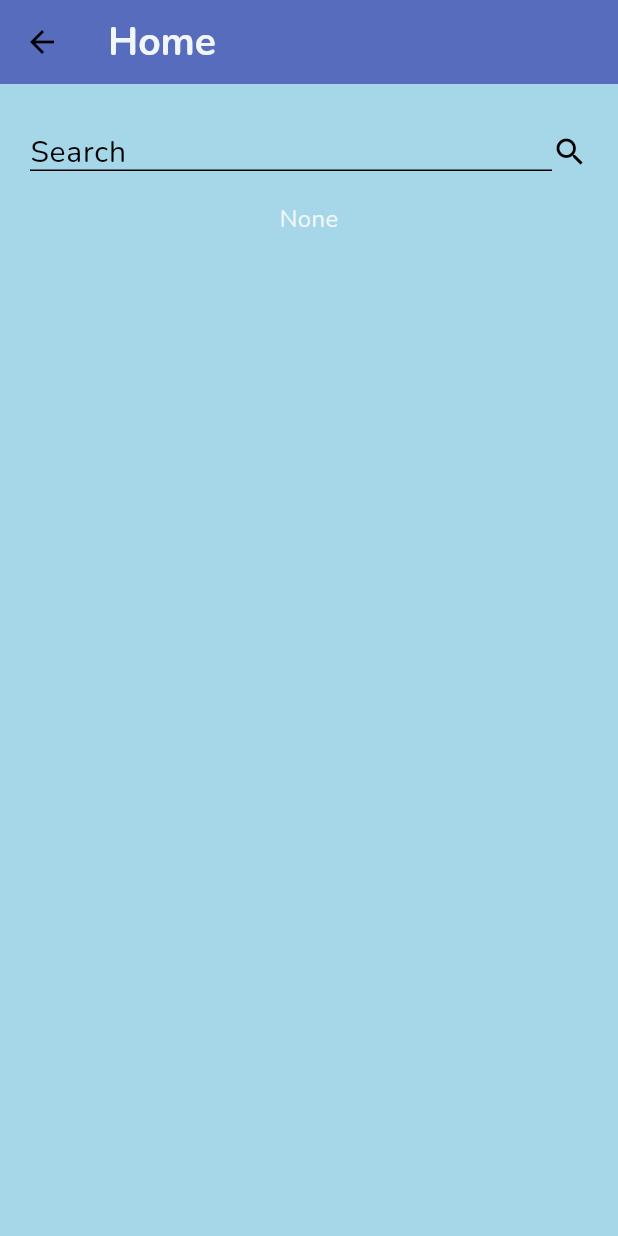
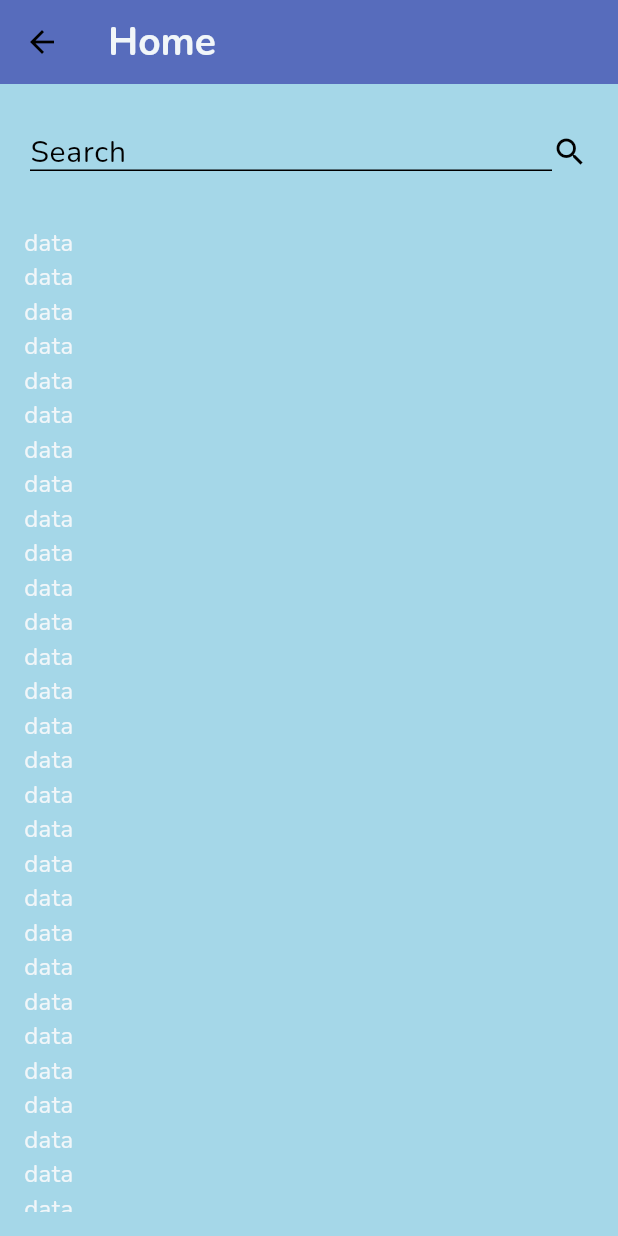
Before and after one commit to DonatOtvosDev/MyNotesApp, a Flutter app: the HomeScreen screen opened directly, on a phone screen of 412 x 824 dp. Run offline on Flutter 3.47's test engine with Material 2 defaults, Android fonts, the phone set to English and light mode, and no system bars; missing offline and left inert: dart:ffi.

Commit message:
home screen and load notes start

```diff
--- a/lib/main.dart
+++ b/lib/main.dart
@@ -12,8 +12,8 @@ void main() {
     providers: [
       ChangeNotifierProvider(create: (ctx) => UserAuth()),
       ChangeNotifierProxyProvider<UserAuth, Notes>(
-        create: (ctx) => Notes(),
-        update: (ctx, userAuth, previousNotes) => Notes(),
+        create: (ctx) => Notes(null),
+        update: (ctx, userAuth, previousNotes) => Notes(userAuth.token),
       )
     ],
     child: const MyApp(),
--- a/lib/providers/notes.dart
+++ b/lib/providers/notes.dart
@@ -1,10 +1,30 @@
 import 'package:flutter/material.dart';
+import 'package:http/http.dart' as http;
+import 'dart:convert';
+
+const String rootLink = "http://mynotes.wombat-tech.tk";
 
 class Notes extends ChangeNotifier {
   String? _filter;
 
+  String? authToken;
+
+  Notes(this.authToken);
+
   String? get filter {
     return _filter;
+  }
+
+  Future<void> loadNotes() async {
+    if (authToken == null) return;
+    final url = Uri.parse("$rootLink/user");
+    final response = await http.get(url, headers: {"Authorization": "Bearer $authToken"});
+    final responseData = json.decode(response.body);
+
+    if (!(response.statusCode < 400)) {
+      throw responseData["detail"];
+    }
+    print(responseData);
   }
 
   void updateFilter(String newFilter) {
--- a/lib/screens/home.dart
+++ b/lib/screens/home.dart
@@ -1,6 +1,8 @@
 import 'package:flutter/material.dart';
 
 import 'package:my_notes/widgets/search_field.dart';
+import 'package:my_notes/widgets/notes_list.dart';
+
 
 import 'package:provider/provider.dart';
 import 'package:my_notes/providers/notes.dart';
@@ -12,10 +14,9 @@ class HomeScreen extends StatelessWidget {
   Widget build(BuildContext context) {
     return Scaffold(
       appBar: AppBar(title: const Text("Home")),
-      body: Column(children: [
+      body: const Column(children: [
         NoteSearchField(),
-        Consumer<Notes>(
-            builder: (ctx, notes, _) => Text(notes.filter ?? "None"))
+        NotesList()
       ]),
     );
   }
--- /dev/null
+++ b/lib/widgets/note_item.dart
@@ -0,0 +1,10 @@
+import 'package:flutter/material.dart';
+
+class NoteItem extends StatelessWidget {
+  const NoteItem({super.key});
+
+  @override
+  Widget build(BuildContext context) {
+    return const Text("data");
+  }
+}
--- /dev/null
+++ b/lib/widgets/notes_list.dart
@@ -0,0 +1,50 @@
+import 'package:flutter/material.dart';
+import 'package:provider/provider.dart';
+
+import 'package:my_notes/providers/notes.dart';
+
+import 'package:my_notes/widgets/note_item.dart';
+
+class NotesList extends StatefulWidget {
+  const NotesList({super.key});
+
+  @override
+  State<NotesList> createState() => _NotesListState();
+}
+
+class _NotesListState extends State<NotesList> {
+  bool _didRun = false;
+  bool _isLoading = false;
+
+  @override
+  void didChangeDependencies() {
+    if (!_didRun) {
+      setState(() {
+        _isLoading = true;
+      });
+      Provider.of<Notes>(context, listen: false)
+          .loadNotes()
+          .then((_) {
+        setState(() {
+          _isLoading = false;
+        });
+      });
+    }
+    _didRun = true;
+    super.didChangeDependencies();
+  }
+
+  @override
+  Widget build(BuildContext context) {
+    return Expanded(
+      flex: 1,
+      child: _isLoading ? const Center(child: CircularProgressIndicator(),) : Container(
+        padding: const EdgeInsets.all(16),
+        width: MediaQuery.of(context).size.width,
+          child: ListView.builder(
+              itemCount: 50, itemBuilder: (ctx, i) => NoteItem()),
+
+      ),
+    );
+  }
+}
```
Also changed, not shown: lib/modells/note_modell.dart (added, +14 -0 lines), lib/providers/auth.dart (+15 -10 lines).
